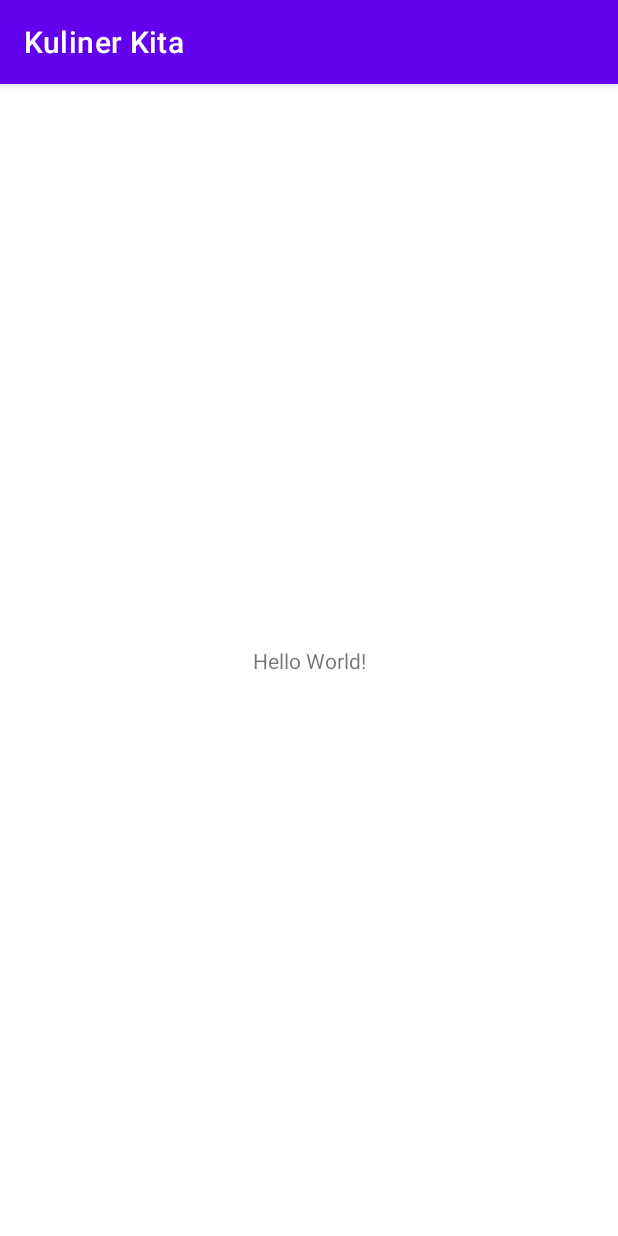
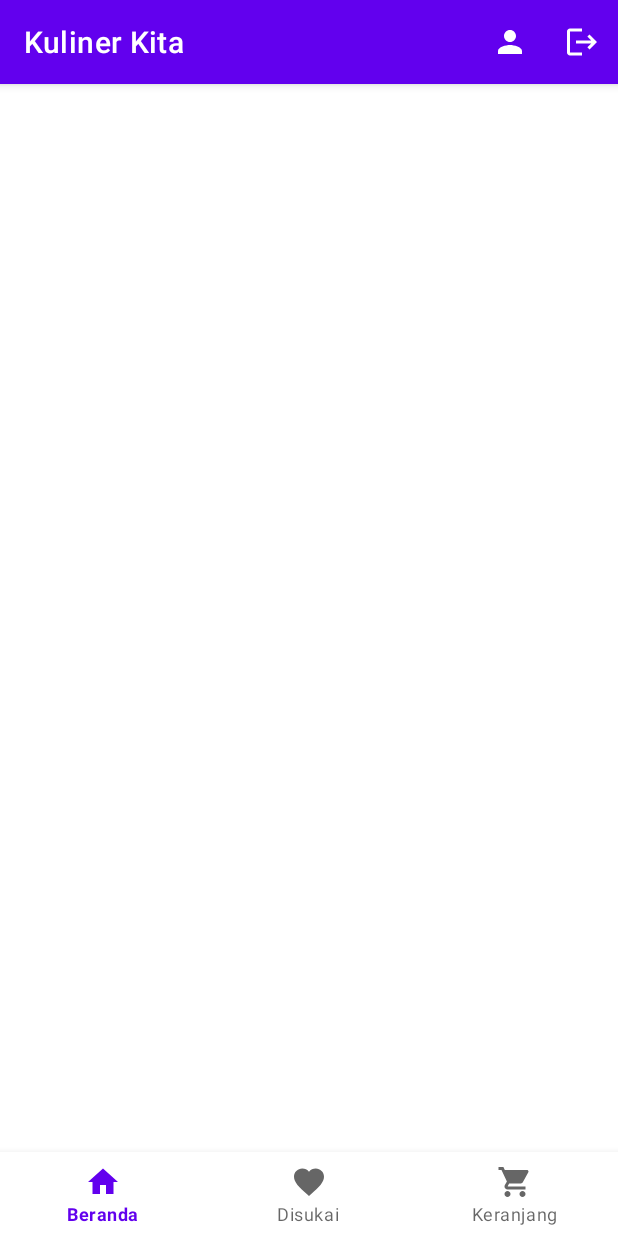
Before and after one commit to robetbangunlegato/kulinerkita, an Android app: the screen it shows after launch (MainActivity), on a phone screen of 412 x 824 dp. Run offline under Robolectric (Android 15) with nearby library versions, the phone set to English and light mode, and no system bars.

Commit message:
Update 1.1

```diff
--- a/app/src/main/java/com/robet/kulinerkita/MainActivity.java
+++ b/app/src/main/java/com/robet/kulinerkita/MainActivity.java
@@ -3,6 +3,7 @@ package com.robet.kulinerkita;
 import androidx.appcompat.app.AppCompatActivity;
 
 import android.os.Bundle;
+import android.view.Menu;
 
 public class MainActivity extends AppCompatActivity {
 
@@ -11,4 +12,10 @@ public class MainActivity extends AppCompatActivity {
         super.onCreate(savedInstanceState);
         setContentView(R.layout.activity_main);
     }
+
+    @Override
+    public boolean onCreateOptionsMenu(Menu menu) {
+        getMenuInflater().inflate(R.menu.menu_top_option,menu);
+        return super.onCreateOptionsMenu(menu);
+    }
 }
--- /dev/null
+++ b/app/src/main/res/drawable/ic_beranda.xml
@@ -0,0 +1,5 @@
+<vector android:height="24dp" android:tint="#FFFFFF"
+    android:viewportHeight="24" android:viewportWidth="24"
+    android:width="24dp" xmlns:android="http://schemas.android.com/apk/res/android">
+    <path android:fillColor="@android:color/white" android:pathData="M10,20v-6h4v6h5v-8h3L12,3 2,12h3v8z"/>
+</vector>
--- /dev/null
+++ b/app/src/main/res/drawable/ic_favorite.xml
@@ -0,0 +1,5 @@
+<vector android:height="24dp" android:tint="#FFFFFF"
+    android:viewportHeight="24" android:viewportWidth="24"
+    android:width="24dp" xmlns:android="http://schemas.android.com/apk/res/android">
+    <path android:fillColor="@android:color/white" android:pathData="M12,21.35l-1.45,-1.32C5.4,15.36 2,12.28 2,8.5 2,5.42 4.42,3 7.5,3c1.74,0 3.41,0.81 4.5,2.09C13.09,3.81 14.76,3 16.5,3 19.58,3 22,5.42 22,8.5c0,3.78 -3.4,6.86 -8.55,11.54L12,21.35z"/>
+</vector>
--- /dev/null
+++ b/app/src/main/res/drawable/ic_keranjang.xml
@@ -0,0 +1,5 @@
+<vector android:height="24dp" android:tint="#FFFFFF"
+    android:viewportHeight="24" android:viewportWidth="24"
+    android:width="24dp" xmlns:android="http://schemas.android.com/apk/res/android">
+    <path android:fillColor="@android:color/white" android:pathData="M7,18c-1.1,0 -1.99,0.9 -1.99,2S5.9,22 7,22s2,-0.9 2,-2 -0.9,-2 -2,-2zM1,2v2h2l3.6,7.59 -1.35,2.45c-0.16,0.28 -0.25,0.61 -0.25,0.96 0,1.1 0.9,2 2,2h12v-2L7.42,15c-0.14,0 -0.25,-0.11 -0.25,-0.25l0.03,-0.12 0.9,-1.63h7.45c0.75,0 1.41,-0.41 1.75,-1.03l3.58,-6.49c0.08,-0.14 0.12,-0.31 0.12,-0.48 0,-0.55 -0.45,-1 -1,-1L5.21,4l-0.94,-2L1,2zM17,18c-1.1,0 -1.99,0.9 -1.99,2s0.89,2 1.99,2 2,-0.9 2,-2 -0.9,-2 -2,-2z"/>
+</vector>
--- /dev/null
+++ b/app/src/main/res/drawable/ic_logout.xml
@@ -0,0 +1,5 @@
+<vector android:autoMirrored="true" android:height="24dp"
+    android:tint="#FFFFFF" android:viewportHeight="24"
+    android:viewportWidth="24" android:width="24dp" xmlns:android="http://schemas.android.com/apk/res/android">
+    <path android:fillColor="@android:color/white" android:pathData="M17,7l-1.41,1.41L18.17,11H8v2h10.17l-2.58,2.58L17,17l5,-5zM4,5h8V3H4c-1.1,0 -2,0.9 -2,2v14c0,1.1 0.9,2 2,2h8v-2H4V5z"/>
+</vector>
--- /dev/null
+++ b/app/src/main/res/drawable/ic_profil.xml
@@ -0,0 +1,5 @@
+<vector android:height="24dp" android:tint="#FFFFFF"
+    android:viewportHeight="24" android:viewportWidth="24"
+    android:width="24dp" xmlns:android="http://schemas.android.com/apk/res/android">
+    <path android:fillColor="@android:color/white" android:pathData="M12,12c2.21,0 4,-1.79 4,-4s-1.79,-4 -4,-4 -4,1.79 -4,4 1.79,4 4,4zM12,14c-2.67,0 -8,1.34 -8,4v2h16v-2c0,-2.66 -5.33,-4 -8,-4z"/>
+</vector>
--- a/app/src/main/res/layout/activity_main.xml
+++ b/app/src/main/res/layout/activity_main.xml
@@ -1,18 +1,25 @@
 <?xml version="1.0" encoding="utf-8"?>
-<androidx.constraintlayout.widget.ConstraintLayout xmlns:android="http://schemas.android.com/apk/res/android"
+<RelativeLayout xmlns:android="http://schemas.android.com/apk/res/android"
     xmlns:app="http://schemas.android.com/apk/res-auto"
     xmlns:tools="http://schemas.android.com/tools"
     android:layout_width="match_parent"
     android:layout_height="match_parent"
     tools:context=".MainActivity">
 
-    <TextView
-        android:layout_width="wrap_content"
+    <com.google.android.material.bottomnavigation.BottomNavigationView
+        android:id="@+id/bnv_kuliner_kita"
+        android:layout_width="match_parent"
         android:layout_height="wrap_content"
-        android:text="Hello World!"
-        app:layout_constraintBottom_toBottomOf="parent"
-        app:layout_constraintEnd_toEndOf="parent"
-        app:layout_constraintStart_toStartOf="parent"
-        app:layout_constraintTop_toTopOf="parent" />
+        android:layout_alignParentBottom="true"
+        app:menu="@menu/menu_bottom_navigation" />
 
-</androidx.constraintlayout.widget.ConstraintLayout>
+    <FrameLayout
+        android:layout_width="match_parent"
+        android:layout_height="match_parent"
+        android:id="@+id/fl_container"
+        android:layout_above="@+id/bnv_kuliner_kita"/>
+
+
+
+
+</RelativeLayout>
--- /dev/null
+++ b/app/src/main/res/menu/menu_bottom_navigation.xml
@@ -0,0 +1,19 @@
+<?xml version="1.0" encoding="utf-8"?>
+<menu xmlns:android="http://schemas.android.com/apk/res/android">
+    <item
+        android:id="@+id/menu_beranda"
+        android:title="Beranda"
+        android:icon="@drawable/ic_beranda"
+        />
+    <item
+        android:id="@+id/menu_disukai"
+        android:title="Disukai"
+        android:icon="@drawable/ic_favorite"
+        />
+    <item
+        android:id="@+id/menu_keranjang"
+        android:title="Keranjang"
+        android:icon="@drawable/ic_keranjang"
+        />
+
+</menu>
--- /dev/null
+++ b/app/src/main/res/menu/menu_top_option.xml
@@ -0,0 +1,17 @@
+<?xml version="1.0" encoding="utf-8"?>
+<menu xmlns:android="http://schemas.android.com/apk/res/android"
+    xmlns:app="http://schemas.android.com/apk/res-auto">
+    <item
+        android:id="@+id/menu_profil"
+        android:title="Profil"
+        android:icon="@drawable/ic_profil"
+        app:showAsAction="always"
+        />
+    <item
+        android:id="@+id/menu_logout"
+        android:title="Keluar"
+        android:icon="@drawable/ic_logout"
+        app:showAsAction="always"
+        />
+
+</menu>
--- a/app/src/main/res/values/strings.xml
+++ b/app/src/main/res/values/strings.xml
@@ -1,3 +1,5 @@
 <resources>
     <string name="app_name">Kuliner Kita</string>
+    <!-- TODO: Remove or change this placeholder text -->
+    <string name="hello_blank_fragment">Hello blank fragment</string>
 </resources>
```
Also changed, not shown: app/src/main/java/com/robet/kulinerkita/FragmentBeranda.java (added, +64 -0 lines), app/src/main/java/com/robet/kulinerkita/FragmentDisukai.java (added, +64 -0 lines), app/src/main/java/com/robet/kulinerkita/FragmentKeranjang.java (added, +64 -0 lines), app/src/main/res/layout/fragment_beranda.xml (added, +11 -0 lines), app/src/main/res/layout/fragment_disukai.xml (added, +9 -0 lines), app/src/main/res/layout/fragment_keranjang.xml (added, +9 -0 lines).
